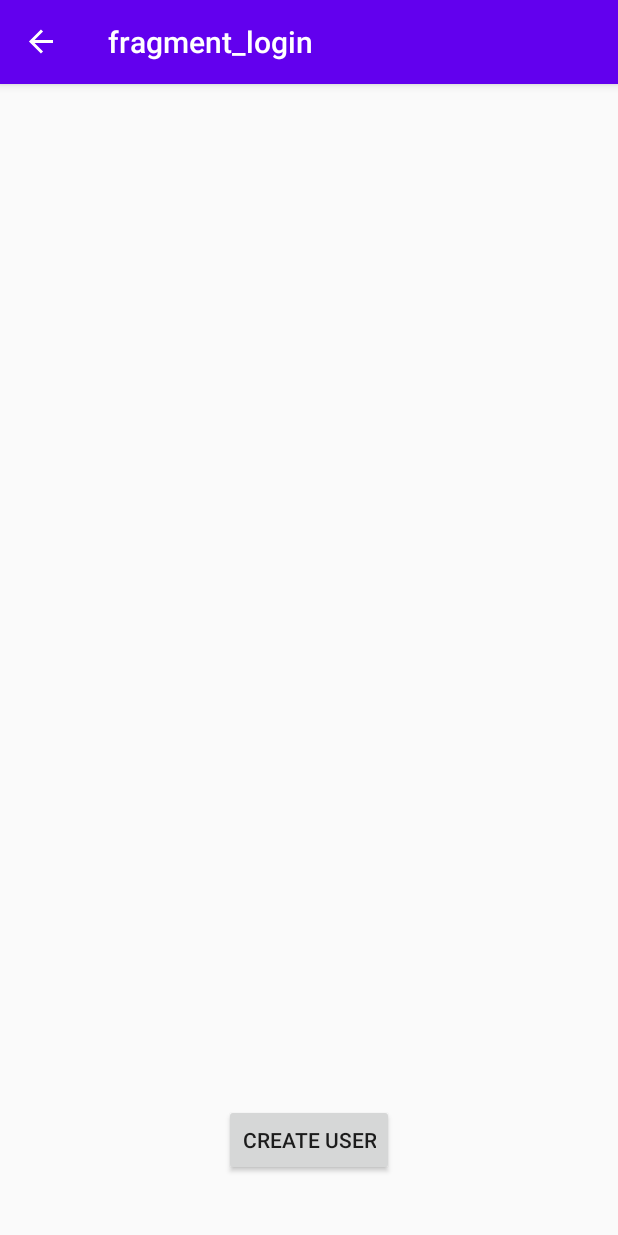
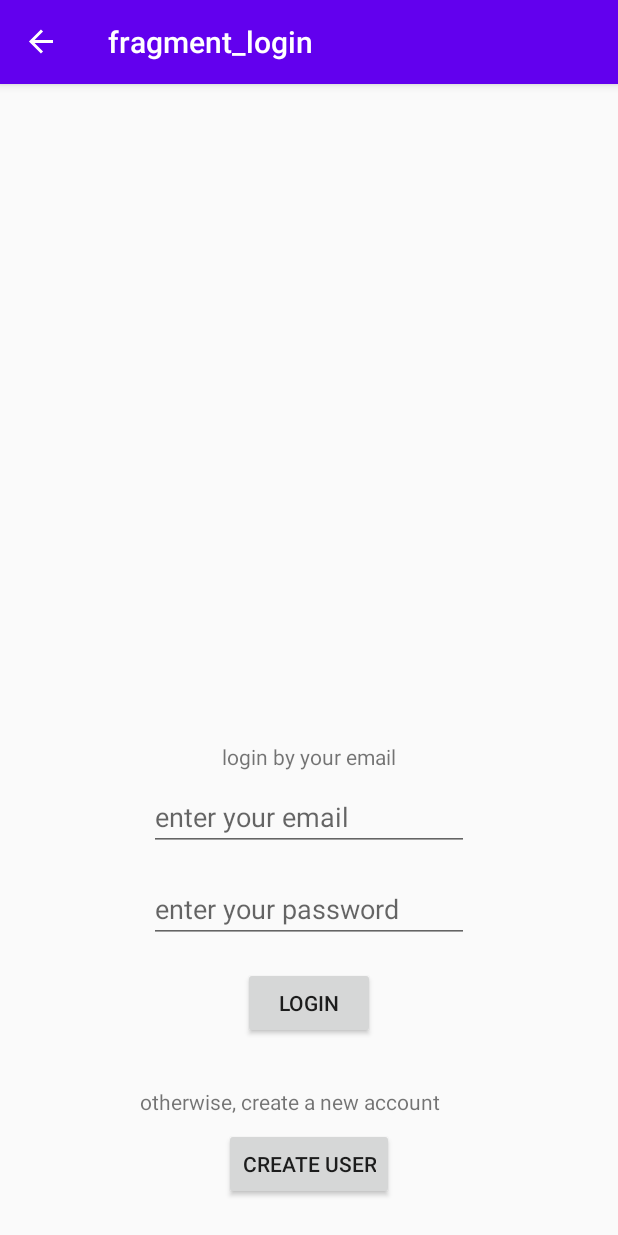
Before and after one commit to Naoki-png/ChocoDocoro, an Android app: the LoginFragment screen opened through its navigation route, on a phone screen of 412 x 824 dp. Run offline under Robolectric (Android 15) with nearby library versions, the phone set to English and light mode, and no system bars; our stand-ins replace Firebase (no records; nobody signed in at launch, a user with empty details on screens opened directly), navigation-ui.

Commit message:
[Add] login method

```diff
--- a/app/src/main/AndroidManifest.xml
+++ b/app/src/main/AndroidManifest.xml
@@ -13,7 +13,8 @@
         <activity
             android:name=".MainActivity"
             android:label="@string/app_name"
-            android:theme="@style/AppTheme">
+            android:theme="@style/AppTheme"
+            android:windowSoftInputMode="adjustPan">
             <intent-filter>
                 <action android:name="android.intent.action.MAIN" />
 
--- a/app/src/main/res/layout/fragment_login.xml
+++ b/app/src/main/res/layout/fragment_login.xml
@@ -12,10 +12,65 @@
         android:id="@+id/createUser_btn"
         android:layout_width="wrap_content"
         android:layout_height="wrap_content"
-        android:layout_marginBottom="16dp"
         android:text="@string/create_user"
         app:layout_constraintBottom_toBottomOf="parent"
         app:layout_constraintEnd_toEndOf="parent"
         app:layout_constraintStart_toStartOf="parent" />
 
+    <EditText
+        android:id="@+id/login_email_et"
+        android:layout_width="wrap_content"
+        android:layout_height="wrap_content"
+        android:layout_marginBottom="16dp"
+        android:ems="10"
+        android:hint="enter your email"
+        android:inputType="textEmailAddress"
+        app:layout_constraintBottom_toTopOf="@+id/login_password_et"
+        app:layout_constraintEnd_toEndOf="parent"
+        app:layout_constraintHorizontal_bias="0.502"
+        app:layout_constraintStart_toStartOf="parent" />
+
+    <EditText
+        android:id="@+id/login_password_et"
+        android:layout_width="wrap_content"
+        android:layout_height="wrap_content"
+        android:layout_marginBottom="16dp"
+        android:ems="10"
+        android:hint="enter your password"
+        android:inputType="textPassword"
+        app:layout_constraintBottom_toTopOf="@+id/login_btn"
+        app:layout_constraintEnd_toEndOf="parent"
+        app:layout_constraintStart_toStartOf="parent" />
+
+    <TextView
+        android:id="@+id/createUser_tv"
+        android:layout_width="wrap_content"
+        android:layout_height="wrap_content"
+        android:layout_marginBottom="8dp"
+        android:text="otherwise, create a new account"
+        app:layout_constraintBottom_toTopOf="@+id/createUser_btn"
+        app:layout_constraintEnd_toEndOf="parent"
+        app:layout_constraintHorizontal_bias="0.423"
+        app:layout_constraintStart_toStartOf="parent" />
+
+    <TextView
+        android:id="@+id/emailLogin_tv"
+        android:layout_width="wrap_content"
+        android:layout_height="wrap_content"
+        android:layout_marginBottom="8dp"
+        android:text="login by your email"
+        app:layout_constraintBottom_toTopOf="@+id/login_email_et"
+        app:layout_constraintEnd_toEndOf="parent"
+        app:layout_constraintStart_toStartOf="parent" />
+
+    <Button
+        android:id="@+id/login_btn"
+        android:layout_width="wrap_content"
+        android:layout_height="wrap_content"
+        android:layout_marginBottom="32dp"
+        android:text="@string/login"
+        app:layout_constraintBottom_toTopOf="@+id/createUser_tv"
+        app:layout_constraintEnd_toEndOf="parent"
+        app:layout_constraintStart_toStartOf="parent" />
+
 </androidx.constraintlayout.widget.ConstraintLayout>
--- a/app/src/main/res/values/strings.xml
+++ b/app/src/main/res/values/strings.xml
@@ -19,4 +19,5 @@
     <string name="logout">logout</string>
     <string name="my_page">My Page</string>
     <string name="create_user">create user</string>
+    <string name="login">login</string>
 </resources>
```
Also changed, not shown: app/src/main/java/com/example/pien/fragments/createUser/CreateUserFragment.kt (+3 -6 lines), app/src/main/java/com/example/pien/fragments/login/LoginFragment.kt (+27 -0 lines), app/src/main/java/com/example/pien/util/Functions.kt (+22 -0 lines).
